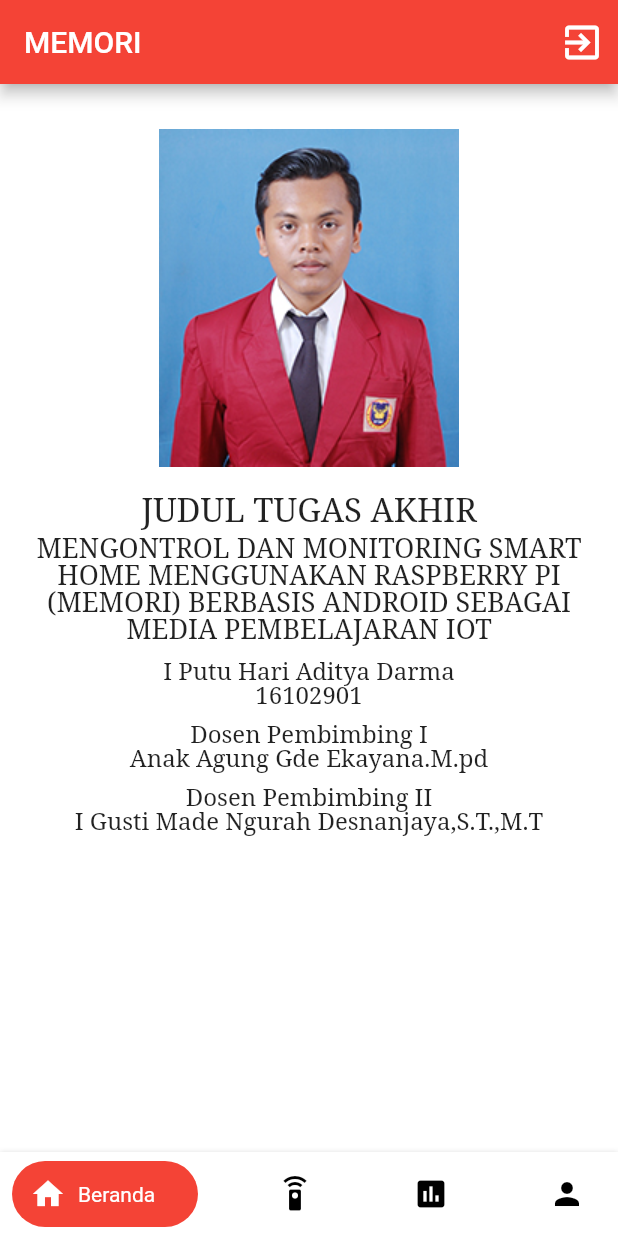
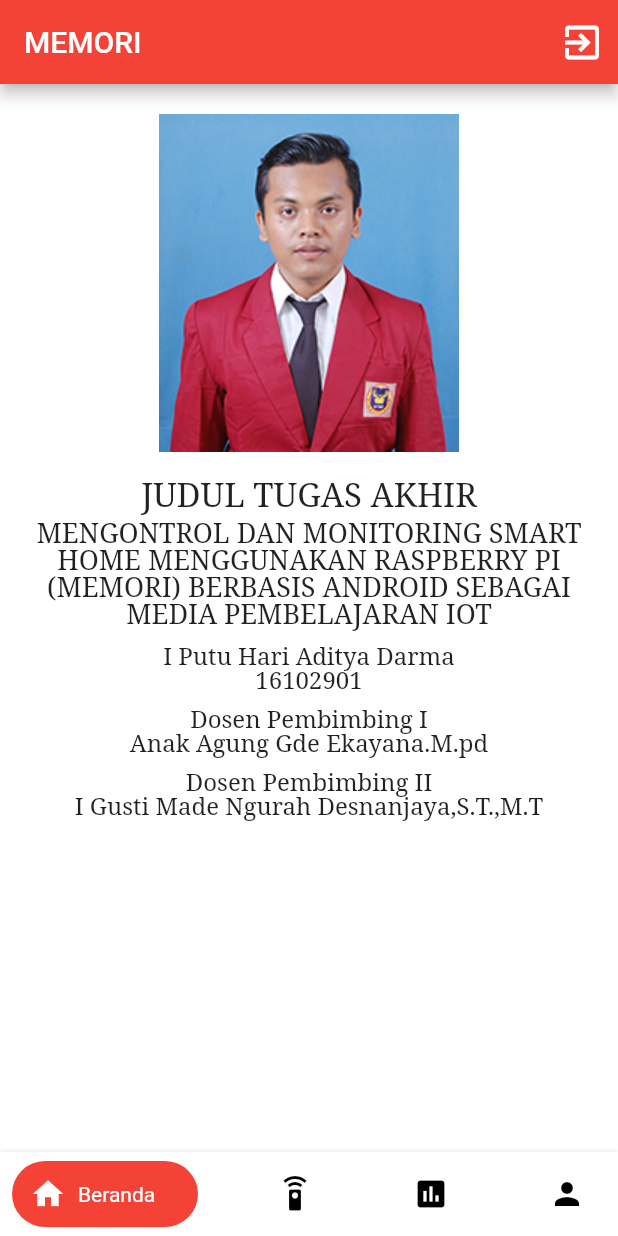
Before and after one commit to adityadarma/tugasakhir, a Flutter app: the Page screen opened directly, swiped to page 4, on a phone screen of 412 x 824 dp. Run offline on Flutter 3.47's test engine with Material 2 defaults, Android fonts, the phone set to English and light mode, and no system bars; our stand-ins replace cloud_firestore, firebase_auth; accounts and stored records are empty; network calls fail.

Commit message:
fix card dan creator

```diff
--- a/lib/creator.dart
+++ b/lib/creator.dart
@@ -8,7 +8,7 @@ class Creator extends StatelessWidget {
         // child: Card(
           child: Column(
               children: <Widget>[
-                SizedBox(height: 30.0),
+                SizedBox(height: 20.0),
 
                 // Photo Profil
                 Image(image: AssetImage('assets/creator.jpg'),),
@@ -59,6 +59,7 @@ class Creator extends StatelessWidget {
                   'I Gusti Made Ngurah Desnanjaya,S.T.,M.T',
                   style: TextStyle(fontSize: 16, fontFamily: "Serif", height: 1.0,),
                 ),
+                SizedBox(height: 10.0),
             ]
           ),
         // )
--- a/lib/customcard.dart
+++ b/lib/customcard.dart
@@ -22,6 +22,7 @@ class CustomCard extends StatelessWidget {
       elevation: 15.0,
       margin: new EdgeInsets.symmetric(horizontal: 10.0, vertical: 6.0),
       child: Container(
+        height: 100.0,
         decoration: BoxDecoration(color: Colors.white),
         child: ListTile(
           contentPadding:
@@ -47,11 +48,13 @@ class CustomCard extends StatelessWidget {
           ),
           trailing: new IconButton(
             icon: new Icon(Icons.keyboard_arrow_right, color: Colors.black, size: 40.0),
+            padding: EdgeInsets.zero,
             onPressed: () {
               Navigator.push(context, MaterialPageRoute(builder: (context) => Detail(relayId : id,)));
             },
           ),
-          )),
+        )
+      ),
     );
   }
 }
```
Lines whose indentation alone changed are shown as unchanged.
